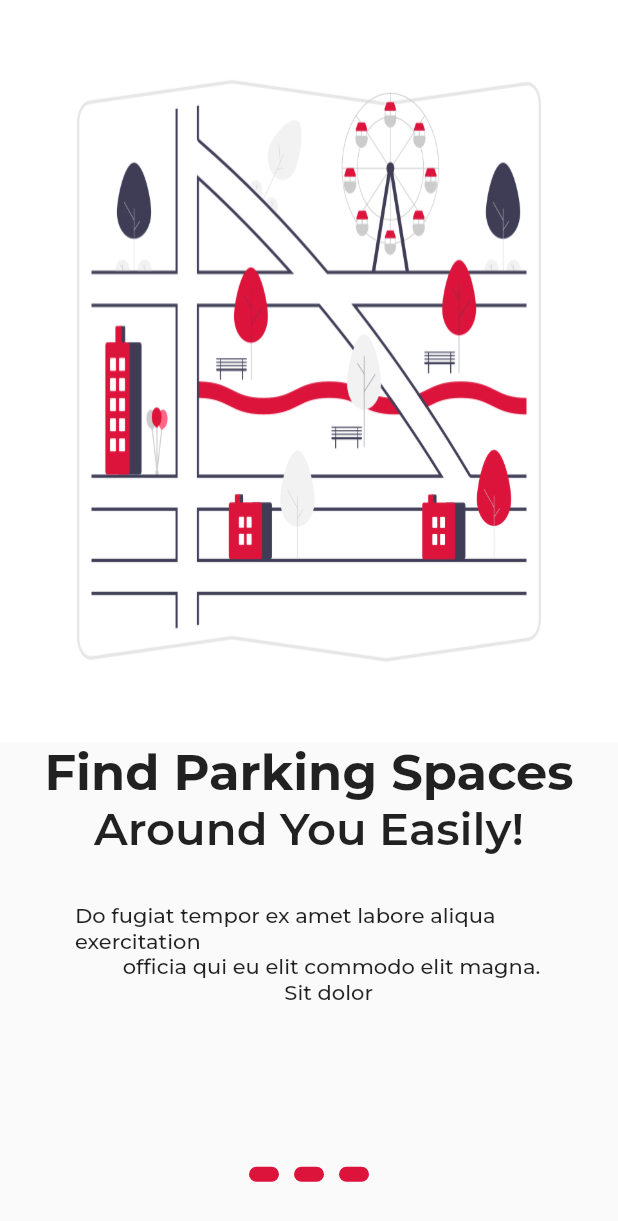
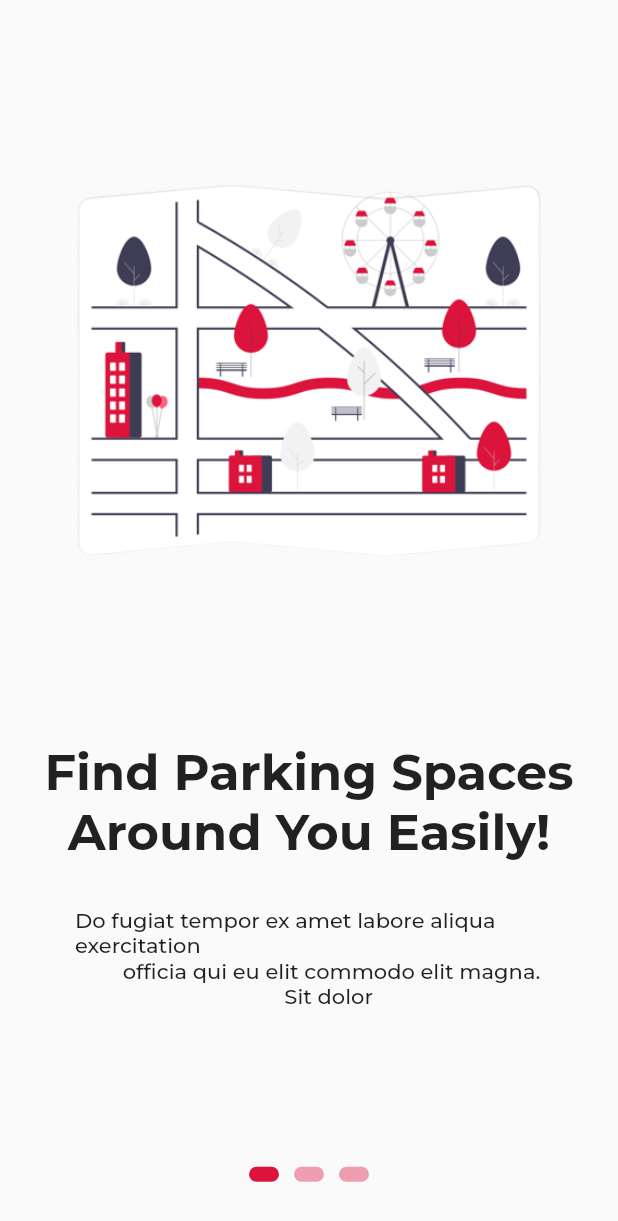
Before and after one commit to emqCOSC381/SmartParkingApp_flutter, a Flutter app: the screen it shows after launch, on a phone screen of 412 x 824 dp. Shown: the top 1221 px of the screen. Run offline on Flutter 3.47's test engine with Material 2 defaults, Android fonts, the phone set to English and light mode, and no system bars; our stand-ins replace google_fonts.

Commit message:
fixed dots and dark theme issue

```diff
--- a/lib/main.dart
+++ b/lib/main.dart
@@ -16,7 +16,7 @@ class MyApp extends StatelessWidget {
       title: 'Flutter Demo',
       theme: PAppTheme.lightTheme,
       darkTheme: PAppTheme.darkTheme,
-      themeMode: ThemeMode.system,
+      themeMode: ThemeMode.light,
       debugShowCheckedModeBanner: false,
       home: SplashScreen()
     );
--- a/lib/screens/onboard/onboard.dart
+++ b/lib/screens/onboard/onboard.dart
@@ -3,6 +3,7 @@ import 'package:flutter/src/widgets/framework.dart';
 import 'package:flutter/src/widgets/placeholder.dart';
 import 'package:google_fonts/google_fonts.dart';
 import 'package:parking/utils/constants.dart';
+import 'package:parking/widgets/onboard.dart';
 
 class Onboard extends StatefulWidget {
   const Onboard({super.key});
@@ -17,130 +18,40 @@ class _OnboardState extends State<Onboard> {
     return Scaffold(
       body: PageView(
         children: <Widget>[
-          Container(
-            child: Column(
-              mainAxisAlignment: MainAxisAlignment.center,
-              crossAxisAlignment: CrossAxisAlignment.center,
-              children: [
-                Container(
-                  height: Constants.height(context) * 0.6,
-                  width: Constants.width(context),
-
-                  child: Container(
-
-                    decoration: BoxDecoration(
-
-                      image: DecorationImage(
-                        fit: BoxFit.fill,
-                        image: AssetImage(
-                          Constants.onboard1,
-                          )
-                      )
-                    ),
-
-                  ),
-                ),
-                Container(
-                  height: Constants.height(context) * 0.3,
-                  width: Constants.width(context),
-                  // color: Colors.blue,
-                  child: Column(
-                    children: [
-                      Text(
-                        "Find Parking Spaces",
-                        style: GoogleFonts.montserrat(
-                          fontWeight: FontWeight.w700,
-                          fontSize: 33
-                        ),
-                      ),
-                      Text(
-                        "Around You Easily!",
-                        style: GoogleFonts.montserrat(
-                          fontWeight: FontWeight.w600,
-                          fontSize: 30
-                        )
-                      ),
-                      SizedBox(height: 30,),
-                      Padding(
-                        padding: const EdgeInsets.only(left:50.0,right: 20),
-                        child: Column(
-                          children: [
-                            Text(
-                              "Do fugiat tempor ex amet labore aliqua exercitation",
-                              style: GoogleFonts.montserrat(
-                                fontWeight: FontWeight.w500
-
-                              ),
-
-                              ),
-                              Text(
-                              "officia qui eu elit commodo elit magna.",
-                              style: GoogleFonts.montserrat(
-                                fontWeight: FontWeight.w500
-
-                              ),
-
-                              ),
-                              Text(
-                              "Sit dolor ",
-                              style: GoogleFonts.montserrat(
-                                fontWeight: FontWeight.w500
-
-                              ),
-                              ),
-                          ],
-                        ),
-                      )
-
-                    ],
-                  ),
-                ),
-                Container(
-                  height: Constants.height(context) * 0.1,
-                  width: Constants.width(context),
-                  // color: Colors.yellow,
-                  child: Row(
-                    crossAxisAlignment: CrossAxisAlignment.center,
-                    mainAxisAlignment: MainAxisAlignment.center,
-                    children: [
-                      Container(
-                        height: 10,
-                        width: 20,
-                        decoration: BoxDecoration(
-                        color: Constants.primaryColor,
-                          borderRadius: BorderRadius.all(Radius.circular(10))
-                        ),
-                      ),
-                      SizedBox(width: 10,),
-                      Container(
-                        height: 10,
-                        width: 20,
-                        decoration: BoxDecoration(
-                        color: Constants.primaryColor,
-                          borderRadius: BorderRadius.all(Radius.circular(10))
-                        ),
-                      ),
-                      SizedBox(width: 10,),
-                      Container(
-                        height: 10,
-                        width: 20,
-                        decoration: BoxDecoration(
-                        color: Constants.primaryColor,
-                          borderRadius: BorderRadius.all(Radius.circular(10))
-                        ),
-                      )
-                    ],
-                  ),
-                )
-              ],
+          // image,boldt1,boldt2,smallt1,smallt2, smallt3, pageColor
+          Onboard_(
+            image:Constants.onboard1,
+            boldt1:"Find Parking Spaces",
+            boldt2:"Around You Easily!",
+            smallt1:"Do fugiat tempor ex amet labore aliqua exercitation",
+            smallt2:"officia qui eu elit commodo elit magna.",
+            smallt3: "Sit dolor ",
+            dotColor1: Constants.primaryColor,
+            dotColor2: Constants.primaryFaded,
+            dotColor3: Constants.primaryFaded,
             ),
-          ),
-          Container(
-            color: Colors.cyan,
-          ),
-          Container(
-            color: Colors.deepPurple,
-          ),
+          Onboard_(
+            image:Constants.onboard2,
+            boldt1:"Book and Pay Parking",
+            boldt2:"Quickly & Safely",
+            smallt1:"Do fugiat tempor ex amet labore aliqua exercitation",
+            smallt2:"officia qui eu elit commodo elit magna.",
+            smallt3: "Sit dolor ",
+            dotColor1: Constants.primaryFaded,
+            dotColor2: Constants.primaryColor,
+            dotColor3: Constants.primaryFaded,
+            ),
+          Onboard_(
+            image:Constants.onboard3,
+            boldt1:"Extend Parking Time",
+            boldt2:"As You Need",
+            smallt1:"Do fugiat tempor ex amet labore aliqua exercitation",
+            smallt2:"officia qui eu elit commodo elit magna.",
+            smallt3: "Sit dolor ",
+            dotColor1: Constants.primaryFaded,
+            dotColor2: Constants.primaryFaded,
+            dotColor3: Constants.primaryColor,
+            ),
         ],
       ),
     );
--- a/lib/utils/constants.dart
+++ b/lib/utils/constants.dart
@@ -4,11 +4,14 @@ class Constants{
   // Colors
   // static final Color primaryColor = Color(0xFF500F9E);
   static final Color primaryColor = Color(0xFFdc143c);
+  static final Color primaryFaded = Color(0x66dc143c);
   static final Color whiteColor = Color(0xFFffffff);
+
+
 
   // images
   static final String splash = "assets/imgs/png/splash/splash1.png";
-  static final String onboard1 = "assets/imgs/png/onboard/onboard1.png";
+  static final String onboard1 = "assets/imgs/png/onboard/onboard11.png";
   static final String onboard2 = "assets/imgs/png/onboard/onboard2.png";
   static final String onboard3 = "assets/imgs/png/onboard/onboard3.png";
 
--- /dev/null
+++ b/lib/widgets/onboard.dart
@@ -0,0 +1,113 @@
+import 'package:flutter/material.dart';
+import 'package:google_fonts/google_fonts.dart';
+import 'package:parking/utils/constants.dart';
+
+class Onboard_ extends StatelessWidget {
+  final String image;
+  final String boldt1;
+  final String boldt2;
+  final String smallt1;
+  final String smallt2;
+  final String smallt3;
+  final Color dotColor1;
+  final Color dotColor2;
+  final Color dotColor3;
+
+  Onboard_({
+    required this.image,
+    required this.boldt1,
+    required this.boldt2,
+    required this.smallt1,
+    required this.smallt2,
+    required this.smallt3,
+    required this.dotColor1,
+    required this.dotColor2,
+    required this.dotColor3,
+  });
+
+  @override
+  Widget build(BuildContext context) {
+    return Container(
+      child: Column(
+        mainAxisAlignment: MainAxisAlignment.center,
+        crossAxisAlignment: CrossAxisAlignment.center,
+        children: [
+          Container(
+            height: Constants.height(context) * 0.6,
+            width: Constants.width(context),
+            child: Container(
+              decoration: BoxDecoration(
+                // backgroundBlendMode:BlendMode.clear ,
+                color: Colors.transparent,
+                  image: DecorationImage(
+                      image: AssetImage(
+                        image,
+                      ))),
+            ),
+          ),
+          Container(
+            height: Constants.height(context) * 0.3,
+            width: Constants.width(context),
+            // color: Colors.blue,
+            child: Column(
+              children: [
+                boldText(boldt1),
+                boldText(boldt2),
+                SizedBox(height: 30,),
+                Padding(
+                  padding: const EdgeInsets.only(left: 50.0, right: 20),
+                  child: Column(
+                    children: [
+                      smallText(smallt1),
+                      smallText(smallt2),
+                      smallText(smallt3),
+                    ],
+                  ),
+                )
+              ],
+            ),
+          ),
+          Container(
+            height: Constants.height(context) * 0.1,
+            width: Constants.width(context),
+            child: Row(
+              crossAxisAlignment: CrossAxisAlignment.center,
+              mainAxisAlignment: MainAxisAlignment.center,
+              children: [
+                dots(dotColor1),
+                SizedBox(width: 10,),
+                dots(dotColor2),
+                SizedBox(width: 10),
+                dots(dotColor3),
+              ],
+            ),
+          )
+        ],
+      ),
+    );
+  }
+
+  Container dots(Color color) {
+    return Container(
+      height: 10,
+      width: 20,
+      decoration: BoxDecoration(
+          color: color,
+          borderRadius: BorderRadius.all(Radius.circular(10))),
+    );
+  }
+
+  Text smallText(String text) {
+    return Text(
+      text,
+      style: GoogleFonts.montserrat(fontWeight: FontWeight.w500),
+    );
+  }
+
+  Text boldText(String text) {
+    return Text(
+      text,
+      style: GoogleFonts.montserrat(fontWeight: FontWeight.w700, fontSize: 33),
+    );
+  }
+}
--- a/pubspec.yaml
+++ b/pubspec.yaml
@@ -31,6 +31,7 @@ dependencies:
   cupertino_icons: ^1.0.2
   flutter:
     sdk: flutter
+  flutter_svg: ^1.1.6
   google_fonts: ^4.0.1
   liquid_progress_indicator: ^0.4.0
   liquid_swipe: ^3.0.0
@@ -72,7 +73,6 @@ flutter:
     - family: Ananda
       fonts:
         - asset: assets/fonts/Ananda.ttf
-
   #   - family: Trajan Pro
   #     fonts:
   #       - asset: fonts/TrajanPro.ttf
```
Also changed, not shown: assets/imgs/png/onboard/onboard11.png (added), pubspec.lock.
